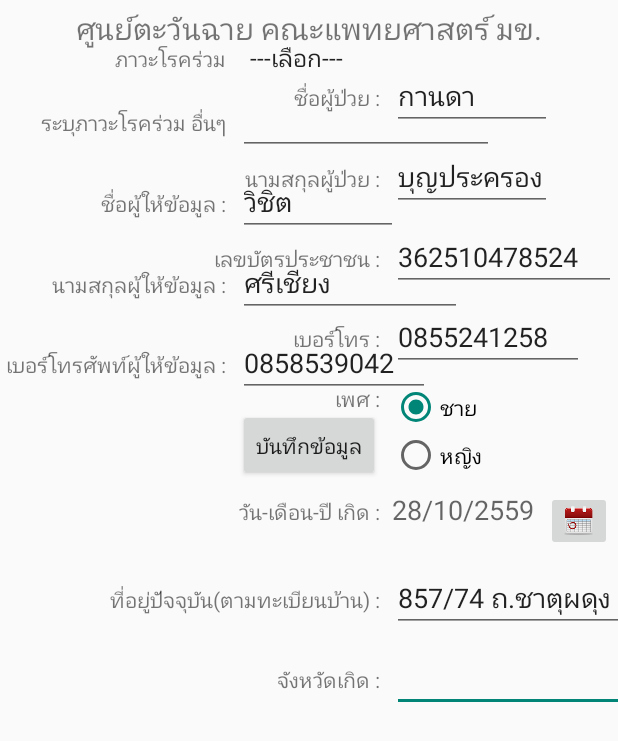
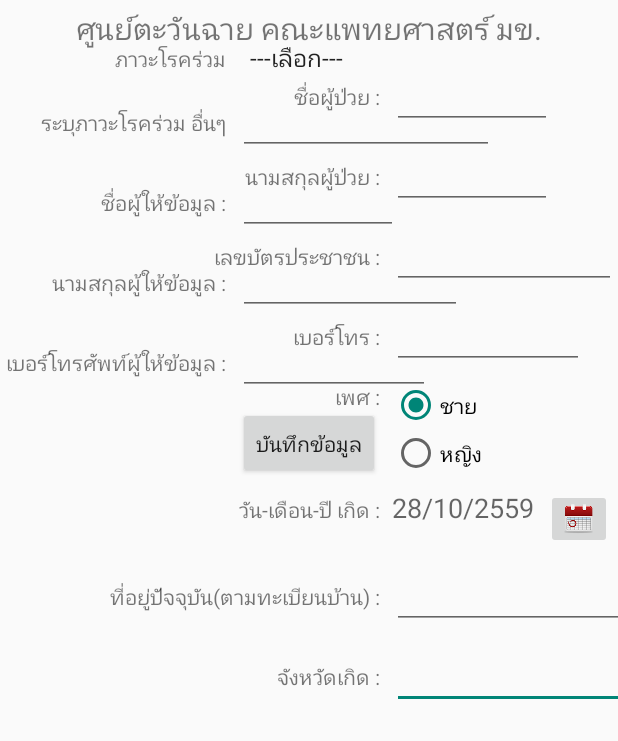
Before and after one commit to jutturong/registercleft_update2, an Android app: the MainActivity screen opened directly, with no data from a screen before it, on a phone screen of 412 x 824 dp. Shown: the top 741 px of the screen. Run offline under Robolectric (Android 15) with nearby library versions, the light colour scheme and no system bars.

Commit message:
clean 28-10-59

```diff
--- a/registerCleft_12-10-59/app/src/main/java/com/example/linux/myapplication/MainActivity.java
+++ b/registerCleft_12-10-59/app/src/main/java/com/example/linux/myapplication/MainActivity.java
@@ -233,27 +233,27 @@ public class MainActivity  extends  TabActivity {
 
         //ชื่อผู้ให้ ข้อมูล
         informative_name=(EditText)findViewById(R.id.informative_name);
-        informative_name.setText("วิชิต");
+      //  informative_name.setText("วิชิต");
         strinformative_name=informative_name.getText().toString();
 
         ////นามสกุลผู้ให้ข้อมูล
         informative_lastname=(EditText)findViewById(R.id.informative_lastname);
-        informative_lastname.setText("ศรีเชียง");
+      //  informative_lastname.setText("ศรีเชียง");
         strinformative_lastname=informative_lastname.getText().toString();
 
 
         //เบอร์โทรศัพท์ผู้ให้ข้อมูล
         informative_tel=(EditText)findViewById(R.id.informative_tel);
-        informative_tel.setText("0858539042");
+       // informative_tel.setText("0858539042");
         strinformative_tel=informative_tel.getText().toString();
 
 
         //testing insert field
-        name.setText("กานดา");
-        lastname.setText("บุญประครอง");
-        id_card.setText("362510478524");
-        telephone.setText("0855241258");
-        address.setText("857/74 ถ.ชาตุผดุง ต.ในเมือง อ.เมือง");
+       // name.setText("กานดา");
+       // lastname.setText("บุญประครอง");
+       // id_card.setText("362510478524");
+      //  telephone.setText("0855241258");
+      //  address.setText("857/74 ถ.ชาตุผดุง ต.ในเมือง อ.เมือง");
      //   diagnosis.setText("เพดานโหว่");
       //insert  to table
 
```
Also changed, not shown: 2 other files.
